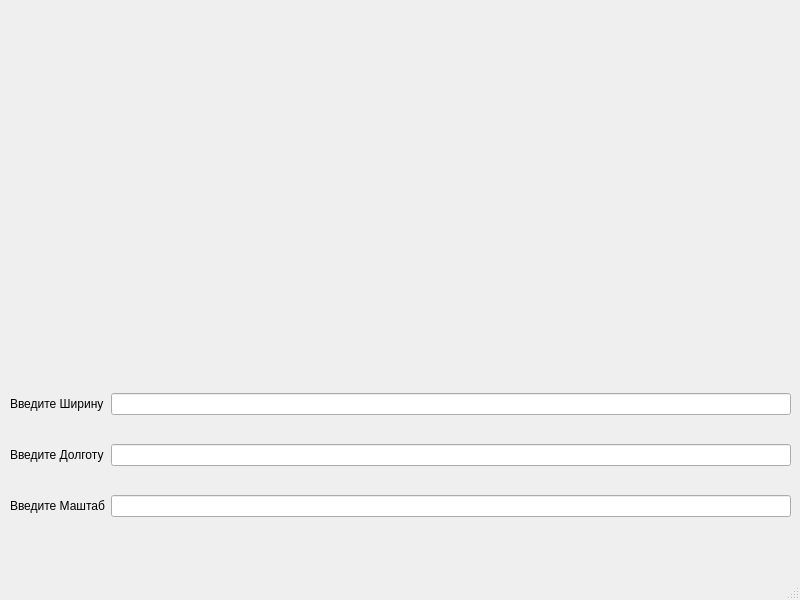
This is dizine.ui in Sanechek114/Maps-API as Qt 5 draws it before an edit. The edited form follows.
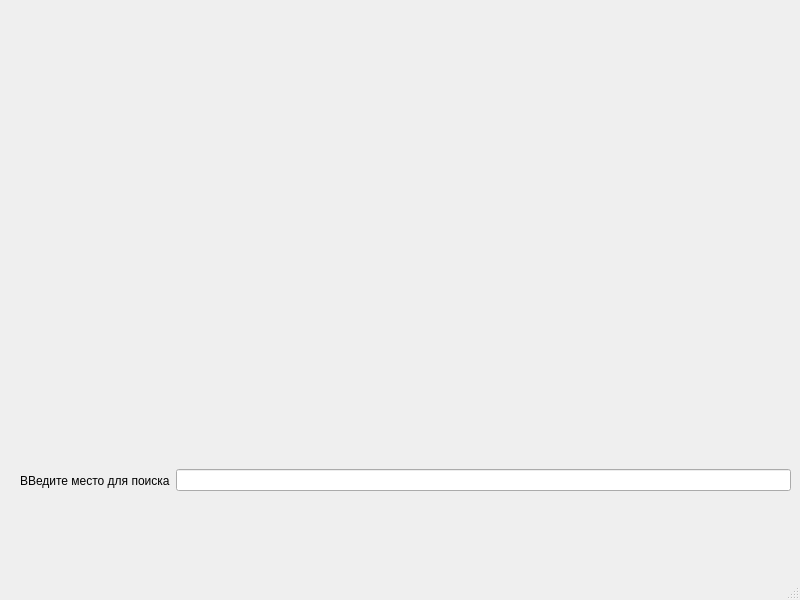
This is the edited form.

Commit message: Большая задача по Maps API. Часть №5

```diff
--- a/dizine.ui
+++ b/dizine.ui
@@ -20,7 +20,7 @@
       <x>20</x>
       <y>30</y>
       <width>751</width>
-      <height>321</height>
+      <height>371</height>
      </rect>
     </property>
     <property name="text">
@@ -30,42 +30,22 @@
    <widget class="QWidget" name="">
     <property name="geometry">
      <rect>
-      <x>10</x>
-      <y>370</y>
-      <width>781</width>
-      <height>171</height>
+      <x>20</x>
+      <y>420</y>
+      <width>771</width>
+      <height>121</height>
      </rect>
     </property>
-    <layout class="QGridLayout" name="gridLayout">
-     <item row="0" column="0">
-      <widget class="QLabel" name="label_2">
+    <layout class="QHBoxLayout" name="horizontalLayout">
+     <item>
+      <widget class="QLabel" name="label">
        <property name="text">
-        <string>Введите Ширину</string>
+        <string>ВВедите место для поиска</string>
        </property>
       </widget>
      </item>
-     <item row="0" column="1">
-      <widget class="QLineEdit" name="wid"/>
-     </item>
-     <item row="1" column="0">
-      <widget class="QLabel" name="label_3">
-       <property name="text">
-        <string>Введите Долготу</string>
-       </property>
-      </widget>
-     </item>
-     <item row="1" column="1">
-      <widget class="QLineEdit" name="hig"/>
-     </item>
-     <item row="2" column="0">
-      <widget class="QLabel" name="label_4">
-       <property name="text">
-        <string>Введите Маштаб</string>
-       </property>
-      </widget>
-     </item>
-     <item row="2" column="1">
-      <widget class="QLineEdit" name="spn"/>
+     <item>
+      <widget class="QLineEdit" name="lineEdit"/>
      </item>
     </layout>
    </widget>
```
The commit also changes 1 other file.
